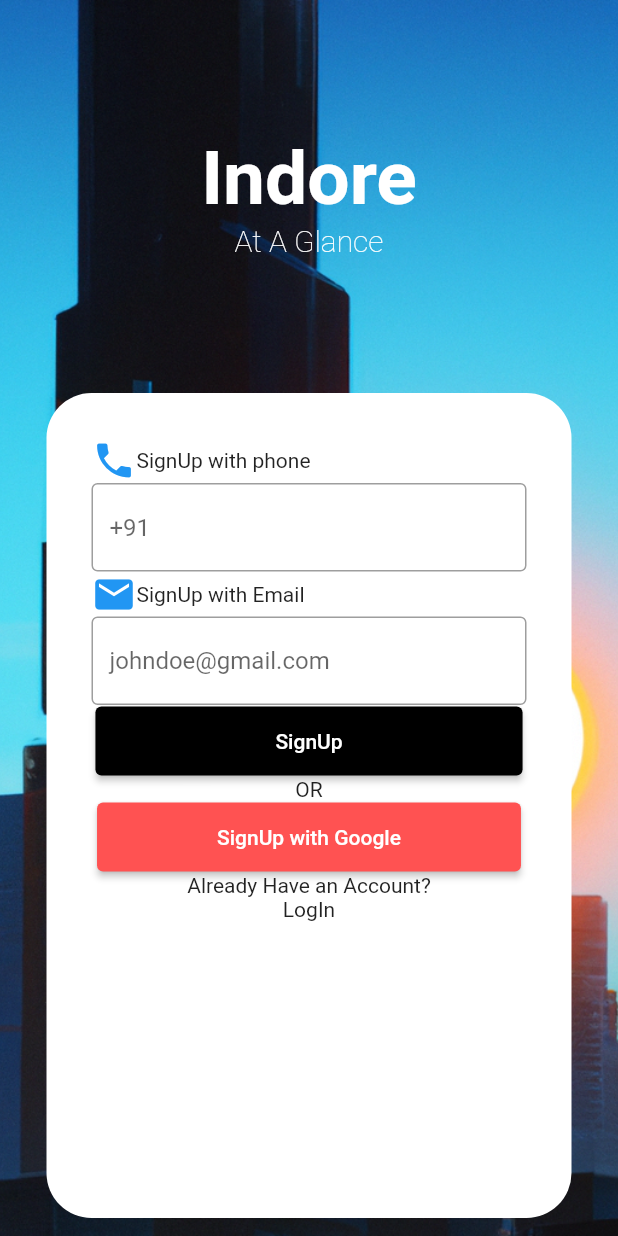
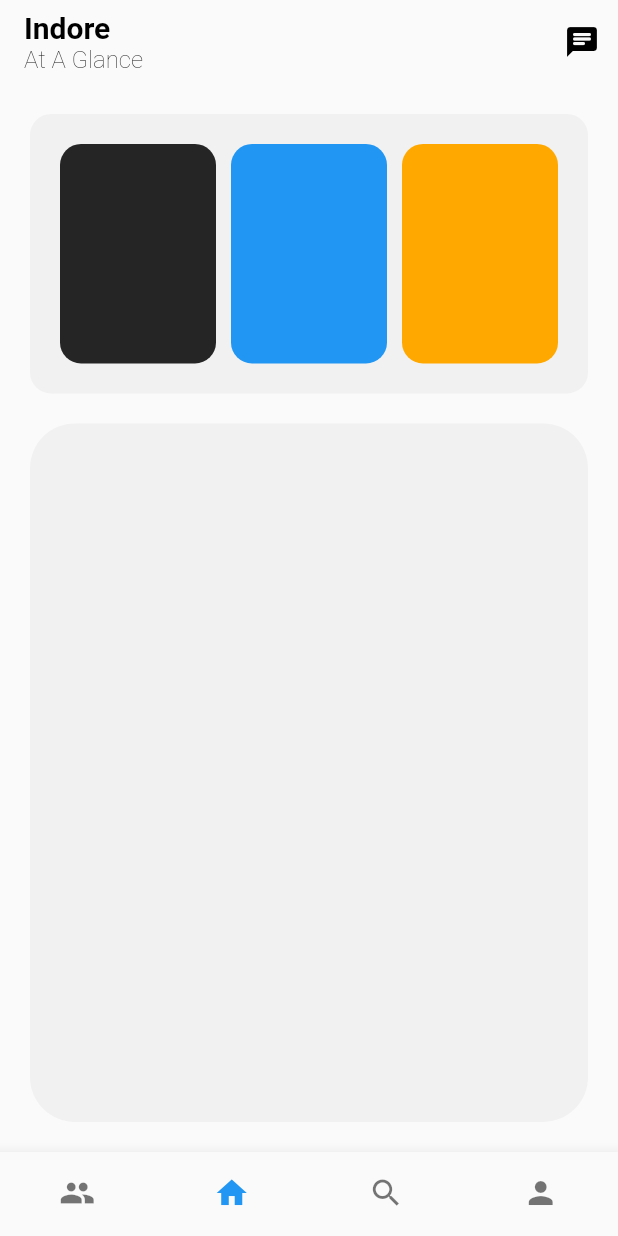
Before and after one commit to atharvapuranik25/at-a-glance, a Flutter app: the screen it shows after launch, after a tap on "SignUp", on a phone screen of 412 x 824 dp. Run offline on Flutter 3.47's test engine with Material 2 defaults, Android fonts, the phone set to English and light mode, and no system bars.

Commit message:
Added home page

```diff
--- /dev/null
+++ b/lib/home_page.dart
@@ -0,0 +1,203 @@
+import 'package:flutter/material.dart';
+
+class HomePage extends StatefulWidget {
+  const HomePage({super.key});
+
+  @override
+  State<HomePage> createState() => _HomePageState();
+}
+
+class _HomePageState extends State<HomePage> {
+  int currentIndex = 1;
+
+  @override
+  Widget build(BuildContext context) {
+    return Scaffold(
+      extendBodyBehindAppBar: true,
+      appBar: AppBar(
+        backgroundColor: Colors.transparent,
+        elevation: 0,
+        title: RichText(
+          textAlign: TextAlign.start,
+          text: const TextSpan(
+              text: "Indore",
+              style: TextStyle(
+                fontSize: 20,
+                fontWeight: FontWeight.bold,
+                color: Colors.black,
+              ),
+              children: <TextSpan>[
+                TextSpan(
+                    text: "\nAt A Glance",
+                    style: TextStyle(
+                      fontSize: 16,
+                      fontWeight: FontWeight.w200,
+                      color: Colors.black,
+                    ))
+              ]),
+        ),
+        actions: <Widget>[
+          IconButton(
+              onPressed: () {},
+              icon: const Icon(
+                Icons.chat_rounded,
+                color: Colors.black,
+              ))
+        ],
+      ),
+      body: SafeArea(
+        child: LayoutBuilder(
+          builder: (context, constraints) {
+            if (currentIndex == 1) {
+              //Home
+              return Container(
+                padding: const EdgeInsets.all(20),
+                child: Column(
+                  children: [
+                    Flexible(
+                      flex: 2,
+                      fit: FlexFit.loose,
+                      child: Container(
+                        padding: const EdgeInsets.all(20),
+                        decoration: const BoxDecoration(
+                          color: Color(0xFFf1f1f1),
+                          borderRadius: BorderRadius.all(
+                            Radius.circular(14),
+                          ),
+                        ),
+                        child: Row(
+                          children: [
+                            Flexible(
+                              flex: 1,
+                              fit: FlexFit.loose,
+                              child: Container(
+                                padding: const EdgeInsets.all(20),
+                                decoration: const BoxDecoration(
+                                  color: Color(0xFF252525),
+                                  borderRadius: BorderRadius.all(
+                                    Radius.circular(14),
+                                  ),
+                                ),
+                              ),
+                            ),
+                            const SizedBox(
+                              width: 10,
+                            ),
+                            Flexible(
+                              flex: 1,
+                              fit: FlexFit.loose,
+                              child: Container(
+                                padding: const EdgeInsets.all(20),
+                                decoration: const BoxDecoration(
+                                  color: Color(0xFF2196f3),
+                                  borderRadius: BorderRadius.all(
+                                    Radius.circular(14),
+                                  ),
+                                ),
+                              ),
+                            ),
+                            const SizedBox(
+                              width: 10,
+                            ),
+                            Flexible(
+                              flex: 1,
+                              fit: FlexFit.loose,
+                              child: Container(
+                                padding: const EdgeInsets.all(20),
+                                decoration: const BoxDecoration(
+                                  color: Color(0xFFffa800),
+                                  borderRadius: BorderRadius.all(
+                                    Radius.circular(14),
+                                  ),
+                                ),
+                              ),
+                            ),
+                          ],
+                        ),
+                      ),
+                    ),
+                    const SizedBox(
+                      height: 20,
+                    ),
+                    Flexible(
+                      flex: 5,
+                      fit: FlexFit.loose,
+                      child: Container(
+                        padding: const EdgeInsets.all(14),
+                        decoration: const BoxDecoration(
+                          color: Color(0xFFf1f1f1),
+                          borderRadius: BorderRadius.all(
+                            Radius.circular(30),
+                          ),
+                        ),
+                      ),
+                    ),
+                  ],
+                ),
+              );
+            } else if (currentIndex == 0) {
+              //Services
+              return Container(
+                  padding: const EdgeInsets.all(20),
+                  child: Column(
+                    children: const [
+                      Flexible(
+                        flex: 1,
+                        fit: FlexFit.loose,
+                        child: TextField(
+                          decoration: InputDecoration(
+                            border: OutlineInputBorder(),
+                            hintText: 'What servies are you looking for',
+                          ),
+                        ),
+                      ),
+                      SizedBox(
+                        height: 10,
+                      ),
+
+                    ],
+                  ));
+            } else if (currentIndex == 2) {
+              //Search
+              return Container();
+            } else if (currentIndex == 3) {
+              //Profile
+              return Container();
+            } else {
+              return Container();
+            }
+          },
+        ),
+      ),
+      bottomNavigationBar: BottomNavigationBar(
+        showSelectedLabels: false,
+        showUnselectedLabels: false,
+        type: BottomNavigationBarType.fixed,
+        items: const [
+          BottomNavigationBarItem(
+            label: 'Services',
+            icon: Icon(Icons.people),
+          ),
+          BottomNavigationBarItem(
+            label: 'Home',
+            icon: Icon(Icons.home),
+          ),
+          BottomNavigationBarItem(
+            label: 'Search',
+            icon: Icon(Icons.search),
+          ),
+          BottomNavigationBarItem(
+            label: 'Profile',
+            icon: Icon(Icons.person),
+          ),
+        ],
+        currentIndex: currentIndex,
+        onTap: (int index) {
+          setState(() {
+            currentIndex = index;
+          });
+        },
+      ),
+    );
+  }
+}
--- a/lib/main.dart
+++ b/lib/main.dart
@@ -1,5 +1,6 @@
 import 'package:flutter/material.dart';
 import 'splash_screen.dart';
+import 'home_page.dart';
 
 void main() {
   runApp(const MyApp());
@@ -120,7 +121,13 @@ class _TitlePageState extends State<TitlePage> {
                       ),
                     ),
                     ElevatedButton(
-                      onPressed: () {},
+                      onPressed: () {
+                        Navigator.of(context).pushReplacement(
+                          MaterialPageRoute(
+                            builder: (BuildContext context) => const HomePage(),
+                          ),
+                        );
+                      },
                       style: ElevatedButton.styleFrom(
                         primary: Colors.black,
                         padding: const EdgeInsets.symmetric(
@@ -133,8 +140,8 @@ class _TitlePageState extends State<TitlePage> {
                       onPressed: () {},
                       style: ElevatedButton.styleFrom(
                         primary: Colors.redAccent,
-                        padding:
-                            EdgeInsets.symmetric(horizontal: 80, vertical: 15),
+                        padding: const EdgeInsets.symmetric(
+                            horizontal: 80, vertical: 15),
                       ),
                       child: const Text("SignUp with Google"),
                     ),
```
